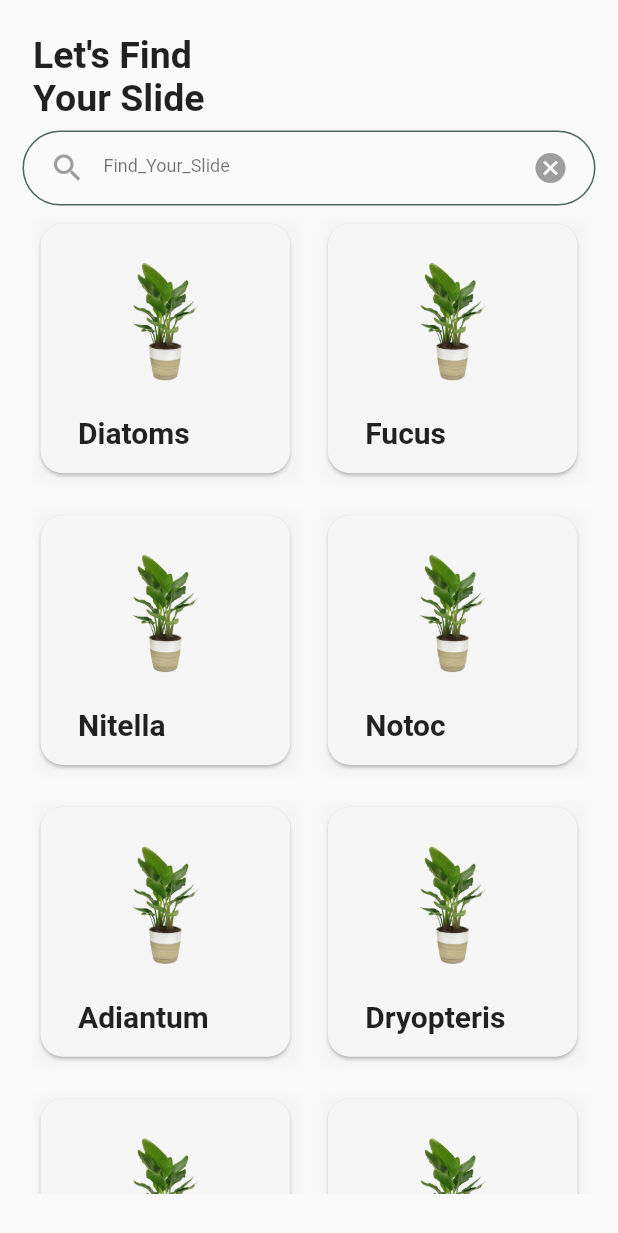
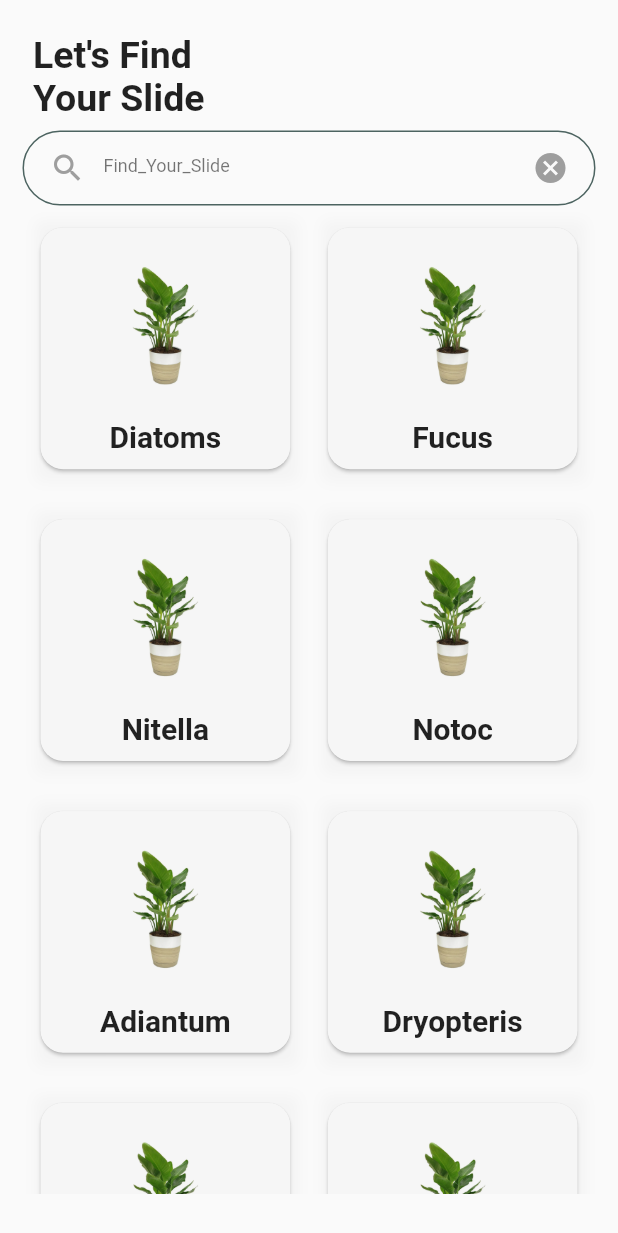
Before and after one commit to Rehab-Hamdi/Digital-System-for-Botany-Slides, a Flutter app: the HomeScreen screen opened by its route, after a tap on an icon or button, on a phone screen of 412 x 824 dp. Shown: the top 1233 px of the screen. Run offline on Flutter 3.47's test engine with Material 2 defaults, Android fonts, the phone set to English and light mode, and no system bars; our stand-ins replace curved_navigation_bar, firebase_auth, firebase_core, fl_chart, sizer, table_calendar; missing offline and left inert: vertical_tabs_flutter; accounts and stored records are empty.

Commit message:
add resize in some files

```diff
--- a/lib/core/custom_widgets/categorg_card_item.dart
+++ b/lib/core/custom_widgets/categorg_card_item.dart
@@ -2,6 +2,7 @@
 import 'package:our_test_project/core/styles/colors.dart';
 import 'package:our_test_project/models/categorg_model.dart';
 import 'package:our_test_project/presentation/user_application_screens/home/mobile_home_view.dart';
+import 'package:sizer/sizer.dart';
 
 class CategoryCardItem extends StatelessWidget
 {
@@ -13,7 +14,7 @@
   Widget build(BuildContext context) {
     return  InkWell(
           onTap: (){
-            Navigator.pushReplacementNamed(context, MobileHomeView.routeName);
+            Navigator.pushReplacement(context, MaterialPageRoute(builder: (context)=>MobileHomeView()));
           },
           child: Padding(
             padding: const EdgeInsets.all(8.0),
@@ -23,7 +24,7 @@
                   BoxShadow(
                     color:Colors.grey.withOpacity(0.4),
                     blurRadius: 7.0, // soften the shadow
-                    offset: Offset(
+                    offset: const Offset(
                       1.0, // Move to right 10  horizontally
                       2.0, // Move to bottom 10 Vertically
                     ),
@@ -36,6 +37,7 @@
                 color: Colors.white,
                 child: SizedBox(
                   width: MediaQuery.of(context).size.width * 0.50,
+                  //height: 80.sp,
                   child: Column(
                     mainAxisAlignment: MainAxisAlignment.spaceEvenly,
                     children: [
@@ -46,10 +48,10 @@
                         child: CircleAvatar(
                           backgroundColor: Colors.white,
                           radius: 35.0,
-                          child: Text(categoryModel.categoryNumber, style: TextStyle(color: categoryModel.color, fontSize: 20),),
+                          child: Text(categoryModel.categoryNumber, style: TextStyle(color: categoryModel.color, fontSize: 18.sp),),
                         ),
                       ),
-                      Text(categoryModel.categoryName, style: TextStyle(color: categoryModel.color, fontSize: 18)),
+                      Text(categoryModel.categoryName, style: TextStyle(color: categoryModel.color, fontSize: 13.sp)),
                     ],
                   ),
                 ),
--- a/lib/core/custom_widgets/desktop_drawer_menu.dart
+++ b/lib/core/custom_widgets/desktop_drawer_menu.dart
@@ -6,8 +6,8 @@
 import 'package:our_test_project/presentation/dashboard_application_screens/dashboard_main_screen/desktop_dashboard_view.dart';
 import 'package:our_test_project/presentation/dashboard_application_screens/delete_user/desktop_delete_user_view.dart';
 import 'package:our_test_project/presentation/dashboard_application_screens/reports/reports_view.dart';
+import 'package:our_test_project/presentation/dashboard_application_screens/requests/request_view.dart';
 import 'package:our_test_project/presentation/dashboard_application_screens/update_user/desktop_update_user_view.dart';
-import 'package:our_test_project/presentation/requests/request_view.dart';
 import 'package:vertical_tabs_flutter/vertical_tabs.dart';
 
 class DesktopDrawerMenu extends StatelessWidget {
--- a/lib/core/custom_widgets/plants_card_item.dart
+++ b/lib/core/custom_widgets/plants_card_item.dart
@@ -32,7 +32,10 @@
               ),
             ],
           ),
-          child: Card(
+          child: Column(
+            mainAxisAlignment: MainAxisAlignment.spaceEvenly,
+            children: [
+              Card(
                 color: MyColors.plantBackground,
                 shape: RoundedRectangleBorder(borderRadius: BorderRadius.circular(15)),
                 child: Column(
@@ -46,11 +49,13 @@
                       ),
                     ),
                     Container(
-                  padding: EdgeInsets.only(left: 25.0, bottom: 5.0),
-                  alignment: Alignment.centerLeft,
+                      padding: EdgeInsets.only(bottom: 10.0),
+                      //alignment: Alignment.centerLeft,
                         child: Text( plantsModel.plant_name, style: const TextStyle(fontSize: 20, fontWeight: FontWeight.bold),)),
                   ],
                 ),
+              ),
+            ],
           ),
         ),
       ),
--- a/lib/presentation/start/desktop_start_view.dart
+++ b/lib/presentation/start/desktop_start_view.dart
@@ -1,8 +1,7 @@
 import 'package:flutter/material.dart';
 import 'package:our_test_project/core/custom_widgets/button.dart';
 import 'package:our_test_project/core/styles/colors.dart';
-import 'package:our_test_project/presentation/auth/login/login_view.dart';
-import 'package:our_test_project/presentation/start/start_navigator.dart';
+import 'package:our_test_project/presentation/start/desktop_start_navigator.dart';
 
 class DesktopStartView extends StatelessWidget {
   const DesktopStartView({super.key});
@@ -75,7 +74,7 @@
                         color: MyColors.green,
                         title: 'Get Started',
                         radius: 25.0,
-                        function: () => StartNavigator.goToLogin(context)),
+                        function: () => DesktopStartNavigator.goToLogin(context)),
                   ],
                 ),
               ),
--- a/lib/presentation/user_application_screens/calendar/calendar_view.dart
+++ b/lib/presentation/user_application_screens/calendar/calendar_view.dart
@@ -1,5 +1,6 @@
 import 'package:flutter/material.dart';
 import 'package:our_test_project/core/styles/colors.dart';
+import 'package:sizer/sizer.dart';
 import 'package:table_calendar/table_calendar.dart';
 
 class CalendarView extends StatelessWidget {
@@ -19,8 +20,8 @@
         daysOfWeekVisible: false,
         sixWeekMonthsEnforced: true,
         shouldFillViewport: false,
-        headerStyle: const HeaderStyle(
-            titleTextStyle: TextStyle(fontSize: 22, color: MyColors.darkGray),
+        headerStyle:  HeaderStyle(
+            titleTextStyle: TextStyle(fontSize: 20.sp, color: MyColors.darkGray),
             formatButtonVisible: false,
             titleCentered: true),
         // calendarStyle: CalendarStyle(todayTextStyle: TextStyle(fontSize: 22, color: MyColors.lightGray)),
--- a/lib/presentation/user_application_screens/home/home_view.dart
+++ b/lib/presentation/user_application_screens/home/home_view.dart
@@ -7,6 +7,7 @@
 import 'package:our_test_project/presentation/user_application_screens/home/mobile_home_view.dart';
 import 'package:our_test_project/presentation/user_application_screens/settings/seetings_view.dart';
 import 'package:our_test_project/utils/responsiveLayout.dart';
+import 'package:sizer/sizer.dart';
 
 class HomeScreen extends StatefulWidget
 {
@@ -42,11 +43,11 @@
         height: MediaQuery.of(context).size.height*0.07,
         backgroundColor: MyColors.designGreen,
         buttonBackgroundColor: Colors.white,
-        items:const  [
-          Icon(Icons.home, size: 28, color: MyColors.designGreen,),
-          Icon(Icons.favorite, size: 28, color: Colors.red,),
-          Icon(Icons.calendar_month_outlined, size: 28, color: MyColors.designGreen),
-          Icon(Icons.person, size: 28, color:MyColors.designGreen,),
+        items:  [
+          Icon(Icons.home, size: 22.sp, color: MyColors.designGreen,),
+          Icon(Icons.favorite, size: 22.sp, color: Colors.red,),
+          Icon(Icons.calendar_month_outlined, size: 22.sp, color: MyColors.designGreen),
+          Icon(Icons.person, size: 22.sp, color:MyColors.designGreen,),
         ],
       ),
     );
```
Lines whose indentation alone changed are shown as unchanged.
